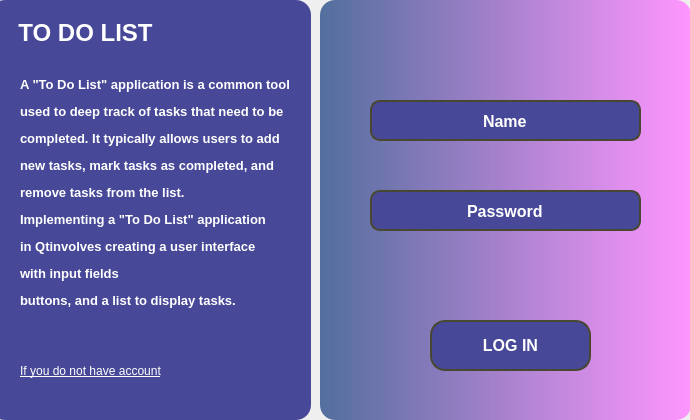
OlegGirniak/QtToDoApp, file ToDoQtApp/loginform.ui: the form before one commit.
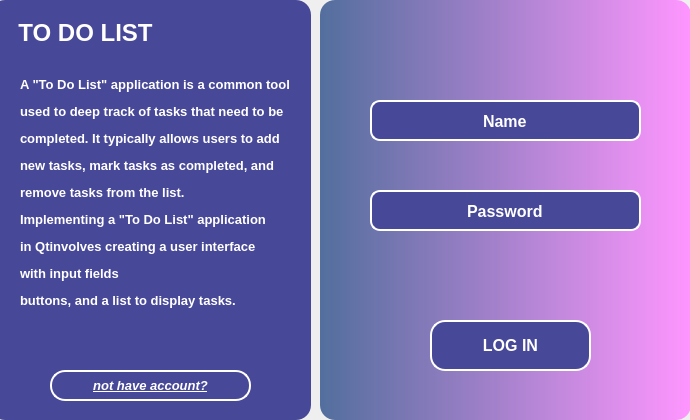
The form after the commit.

Commit message: add class stringhasher, add posibility to sign up and log in

Diff of the .ui file:
```diff
--- a/ToDoQtApp/loginform.ui
+++ b/ToDoQtApp/loginform.ui
@@ -49,7 +49,7 @@
     background-color : rgb(72, 72, 152);
     color: white; 
     padding: 10px 20px;
-    border: 2px solid rgb(72, 72, 50); 
+  	border: 2px solid rgb(255, 255, 255); 
     border-radius: 10px;
 	font-family: Arial; 
     font-size: 16px;
@@ -83,7 +83,7 @@
     background-color : rgb(72, 72, 152);
     color: white; 
     padding: 10px 20px;
-    border: 2px solid rgb(72, 72, 50); 
+    border: 2px solid rgb(255, 255, 255); 
     border-radius: 15px;
 	font-family: Arial; 
     font-size: 16px;
@@ -118,7 +118,7 @@
     background-color : rgb(72, 72, 152);
     color: white; 
     padding: 10px 20px;
-    border: 2px solid rgb(72, 72, 50); 
+    border: 2px solid rgb(255, 255, 255); 
     border-radius: 10px;
 	font-family: Arial; 
     font-size: 16px;
@@ -208,29 +208,49 @@
      <set>Qt::AlignLeading|Qt::AlignLeft|Qt::AlignVCenter</set>
     </property>
    </widget>
-   <widget class="QLabel" name="ifNotHaveAccountLabel">
+   <widget class="QPushButton" name="notHaveAccountButton">
     <property name="geometry">
      <rect>
-      <x>10</x>
-      <y>360</y>
-      <width>181</width>
-      <height>21</height>
+      <x>60</x>
+      <y>370</y>
+      <width>201</width>
+      <height>31</height>
      </rect>
     </property>
+    <property name="font">
+     <font>
+      <family>Arial</family>
+      <pointsize>10</pointsize>
+      <italic>true</italic>
+      <bold>true</bold>
+      <underline>true</underline>
+     </font>
+    </property>
     <property name="cursor">
      <cursorShape>PointingHandCursor</cursorShape>
     </property>
     <property name="styleSheet">
-     <string notr="true">QLabel {
-	font: 350 italic 10pt &quot;Segoe UI Semilight&quot;;
-	 text-decoration: underline;
-}</string>
+     <string notr="true">QPushButton {
+    background-color : rgb(72, 72, 152);
+    color: white; 
+    padding: 6px 15px;
+    border: 2px solid rgb(255, 255, 255); 
+    border-radius: 15px;
+	font-family: Arial; 
+    text-align: center; 
+	font-weight: bold;
+	
+}
+
+QPushButton:hover {
+    background-color: rgb(45, 45, 95); 
+    border-color: rgb(45, 45, 95);
+}
+
+</string>
     </property>
     <property name="text">
-     <string>If you do not have account</string>
-    </property>
-    <property name="alignment">
-     <set>Qt::AlignCenter</set>
+     <string>not have account?</string>
     </property>
    </widget>
   </widget>
```
The commit also changes 15 other files.
